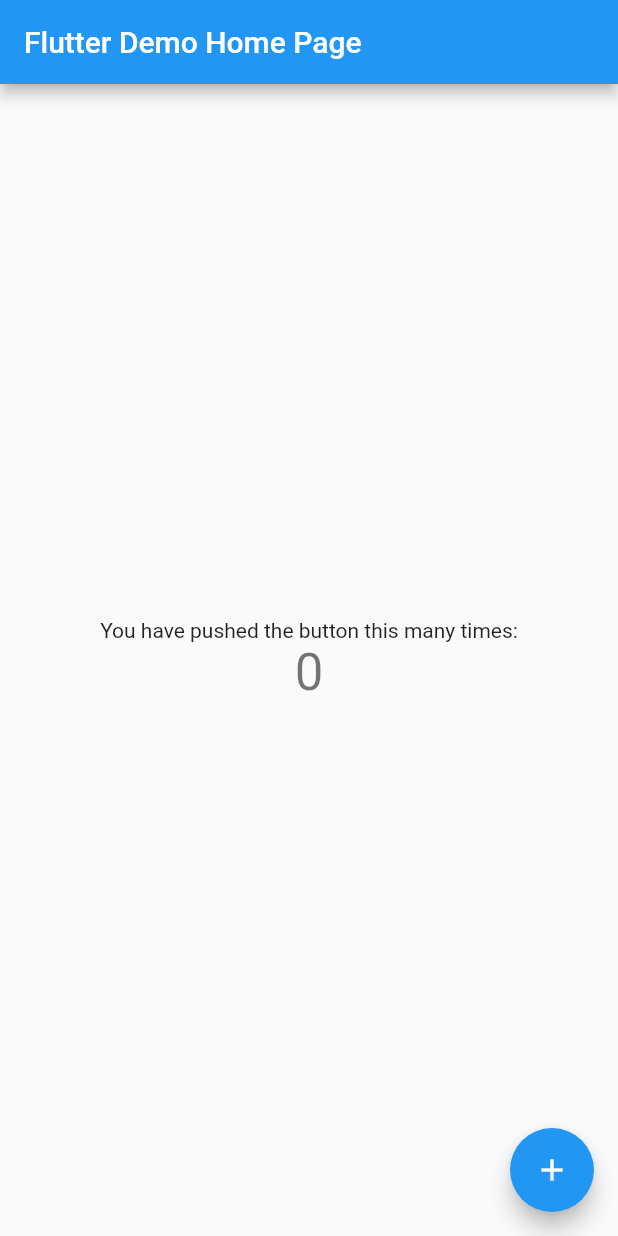
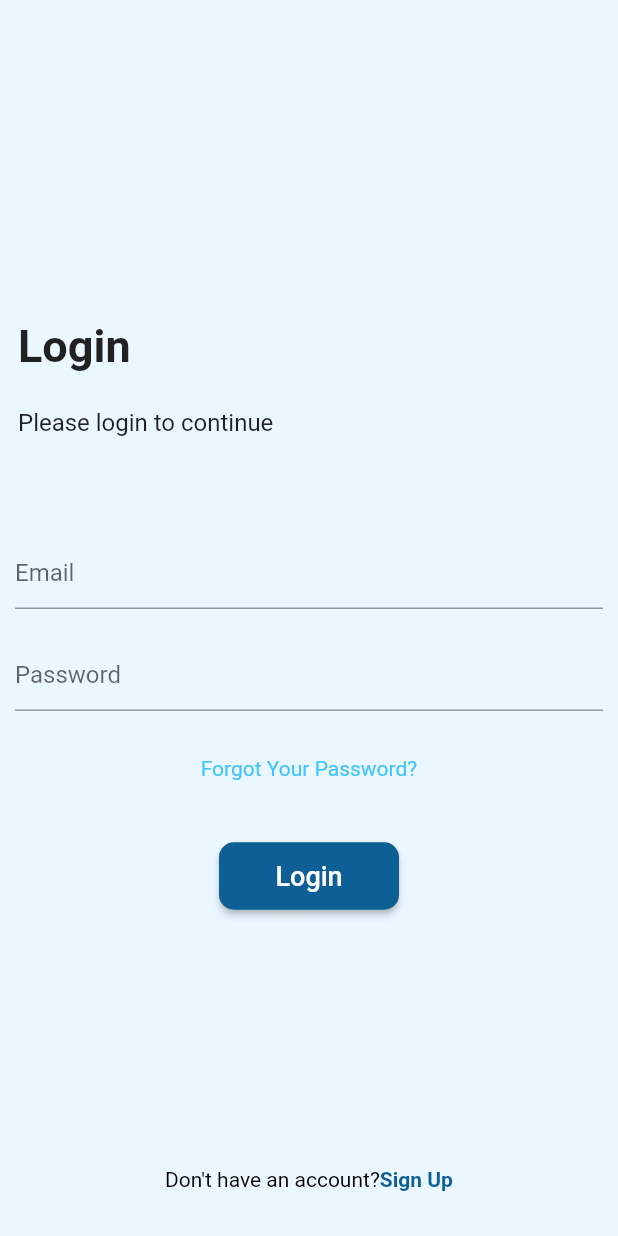
Before and after one commit to MAP-2021-2022-Dream-Team/project-progress, a Flutter app: the screen it shows after launch, on a phone screen of 412 x 824 dp. Run offline on Flutter 3.47's test engine with Material 2 defaults, Android fonts, the phone set to English and light mode, and no system bars; our stand-ins replace firebase_core, hexcolor; accounts and stored records are empty.

Commit message:
login page #1

```diff
--- a/Sprint 1/pharmamed/lib/main.dart
+++ b/Sprint 1/pharmamed/lib/main.dart
@@ -1,5 +1,6 @@
 import 'package:firebase_core/firebase_core.dart';
 import 'package:flutter/material.dart';
+import 'package:pharmamed/screens/login/loginScreen.dart';
 
 void main() async {
   WidgetsFlutterBinding.ensureInitialized();
@@ -27,92 +28,7 @@
         // is not restarted.
         primarySwatch: Colors.blue,
       ),
-      home: const MyHomePage(title: 'Flutter Demo Home Page'),
+      home: const Login(),
     );
   }
 }
-
-class MyHomePage extends StatefulWidget {
-  const MyHomePage({Key? key, required this.title}) : super(key: key);
-
-  // This widget is the home page of your application. It is stateful, meaning
-  // that it has a State object (defined below) that contains fields that affect
-  // how it looks.
-
-  // This class is the configuration for the state. It holds the values (in this
-  // case the title) provided by the parent (in this case the App widget) and
-  // used by the build method of the State. Fields in a Widget subclass are
-  // always marked "final".
-
-  final String title;
-
-  @override
-  State<MyHomePage> createState() => _MyHomePageState();
-}
-
-class _MyHomePageState extends State<MyHomePage> {
-  int _counter = 0;
-
-  void _incrementCounter() {
-    setState(() {
-      // This call to setState tells the Flutter framework that something has
-      // changed in this State, which causes it to rerun the build method below
-      // so that the display can reflect the updated values. If we changed
-      // _counter without calling setState(), then the build method would not be
-      // called again, and so nothing would appear to happen.
-      _counter++;
-    });
-  }
-
-  @override
-  Widget build(BuildContext context) {
-    // This method is rerun every time setState is called, for instance as done
-    // by the _incrementCounter method above.
-    //
-    // The Flutter framework has been optimized to make rerunning build methods
-    // fast, so that you can just rebuild anything that needs updating rather
-    // than having to individually change instances of widgets.
-    return Scaffold(
-      appBar: AppBar(
-        // Here we take the value from the MyHomePage object that was created by
-        // the App.build method, and use it to set our appbar title.
-        title: Text(widget.title),
-      ),
-      body: Center(
-        // Center is a layout widget. It takes a single child and positions it
-        // in the middle of the parent.
-        child: Column(
-          // Column is also a layout widget. It takes a list of children and
-          // arranges them vertically. By default, it sizes itself to fit its
-          // children horizontally, and tries to be as tall as its parent.
-          //
-          // Invoke "debug painting" (press "p" in the console, choose the
-          // "Toggle Debug Paint" action from the Flutter Inspector in Android
-          // Studio, or the "Toggle Debug Paint" command in Visual Studio Code)
-          // to see the wireframe for each widget.
-          //
-          // Column has various properties to control how it sizes itself and
-          // how it positions its children. Here we use mainAxisAlignment to
-          // center the children vertically; the main axis here is the vertical
-          // axis because Columns are vertical (the cross axis would be
-          // horizontal).
-          mainAxisAlignment: MainAxisAlignment.center,
-          children: <Widget>[
-            const Text(
-              'You have pushed the button this many times:',
-            ),
-            Text(
-              '$_counter',
-              style: Theme.of(context).textTheme.headline4,
-            ),
-          ],
-        ),
-      ),
-      floatingActionButton: FloatingActionButton(
-        onPressed: _incrementCounter,
-        tooltip: 'Increment',
-        child: const Icon(Icons.add),
-      ), // This trailing comma makes auto-formatting nicer for build methods.
-    );
-  }
-}
--- a/Sprint 1/pharmamed/lib/screens/login/loginScreen.dart
+++ b/Sprint 1/pharmamed/lib/screens/login/loginScreen.dart
@@ -1 +1,32 @@
+// ignore_for_file: file_names
+
 import 'package:flutter/material.dart';
+import 'package:hexcolor/hexcolor.dart';
+import 'package:pharmamed/screens/login/textField.dart';
+
+class Login extends StatefulWidget {
+  const Login({Key? key}) : super(key: key);
+
+  @override
+  State<Login> createState() => _LoginState();
+}
+
+class _LoginState extends State<Login> {
+  @override
+  Widget build(BuildContext context) {
+    return Scaffold(
+      backgroundColor: HexColor('#EBF7FF'),
+      body: Column(
+        mainAxisAlignment: MainAxisAlignment.end,
+        children: [
+          Body.headerTxt(),
+          Body.instructionTxt(),
+          Body.txtField(),
+          Body.forgotPassText(),
+          Body.button(),
+          Body.signupText()
+        ],
+      ),
+    );
+  }
+}
--- /dev/null
+++ b/Sprint 1/pharmamed/lib/screens/login/textField.dart
@@ -0,0 +1,117 @@
+// ignore_for_file: file_names
+
+import 'package:flutter/gestures.dart';
+import 'package:flutter/material.dart';
+import 'package:hexcolor/hexcolor.dart';
+import 'package:url_launcher/url_launcher.dart';
+
+class Body {
+  static final ButtonStyle raisedButtonStyle = ElevatedButton.styleFrom(
+    onPrimary: Colors.white,
+    primary: HexColor('#0D5F96'),
+    minimumSize: const Size(120, 45),
+    padding: const EdgeInsets.symmetric(horizontal: 16),
+    shape: const RoundedRectangleBorder(
+      borderRadius: BorderRadius.all(Radius.circular(10)),
+    ),
+  );
+
+  static Widget txtField() {
+    return Padding(
+      padding: const EdgeInsets.only(top: 45),
+      child: Column(
+        mainAxisAlignment: MainAxisAlignment.center,
+        children: const [
+          Padding(
+              padding: EdgeInsets.all(10),
+              child: TextField(
+                decoration: InputDecoration(hintText: 'Email'),
+              )),
+          Padding(
+              padding: EdgeInsets.all(10),
+              child: TextField(
+                decoration: InputDecoration(hintText: 'Password'),
+                obscureText: true,
+              ))
+        ],
+      ),
+    );
+  }
+
+  static Widget headerTxt() {
+    return const Padding(
+      padding: EdgeInsets.all(12.0),
+      child: Align(
+        alignment: Alignment.centerLeft,
+        child: Text(
+          'Login',
+          style: TextStyle(fontSize: 30, fontWeight: FontWeight.bold),
+        ),
+      ),
+    );
+  }
+
+  static Widget instructionTxt() {
+    return const Padding(
+      padding: EdgeInsets.all(12.0),
+      child: Align(
+        alignment: Alignment.centerLeft,
+        child: Text(
+          'Please login to continue',
+          style: TextStyle(fontSize: 16),
+        ),
+      ),
+    );
+  }
+
+  static Widget button() {
+    return Padding(
+      padding: const EdgeInsets.all(20.0),
+      child: ElevatedButton(
+          style: raisedButtonStyle,
+          onPressed: () {},
+          child: const Text(
+            'Login',
+            style: TextStyle(fontSize: 18),
+          )),
+    );
+  }
+
+  static Widget forgotPassText() {
+    return Padding(
+      padding: const EdgeInsets.all(20),
+      child: RichText(
+        text: TextSpan(children: [
+          TextSpan(
+              text: "Forgot Your Password?",
+              style: const TextStyle(color: Colors.lightBlueAccent),
+              recognizer: TapGestureRecognizer()
+                ..onTap = () async {
+                  // launchUrl();
+                })
+        ]),
+      ),
+    );
+  }
+
+  static Widget signupText() {
+    return Padding(
+      padding: const EdgeInsets.only(top: 150, bottom: 30),
+      child: RichText(
+        text: TextSpan(children: [
+          const TextSpan(
+              text: "Don't have an account?",
+              style: TextStyle(color: Colors.black)),
+          TextSpan(
+              text: "Sign Up",
+              style: TextStyle(
+                  color: HexColor('#0D5F96'), fontWeight: FontWeight.bold),
+              recognizer: TapGestureRecognizer()
+                ..onTap = () async {
+                  // launchUrl();
+                })
+        ]),
+      ),
+    );
+  }
+}
--- /dev/null
+++ b/Sprint 1/pharmamed/lib/screens/register/registerScreen.dart
@@ -0,0 +1 @@
+// ignore_for_file: file_names
--- a/Sprint 1/pharmamed/pubspec.yaml
+++ b/Sprint 1/pharmamed/pubspec.yaml
@@ -33,6 +33,9 @@
   firebase_core: ^1.16.0
   firebase_auth: ^3.3.17
   cloud_firestore: ^3.1.14
+  hexcolor: ^2.0.7
+  url_launcher: ^6.1.2
+
 
 
   # The following adds the Cupertino Icons font to your application.
```
Also changed, not shown: 1 other file.
